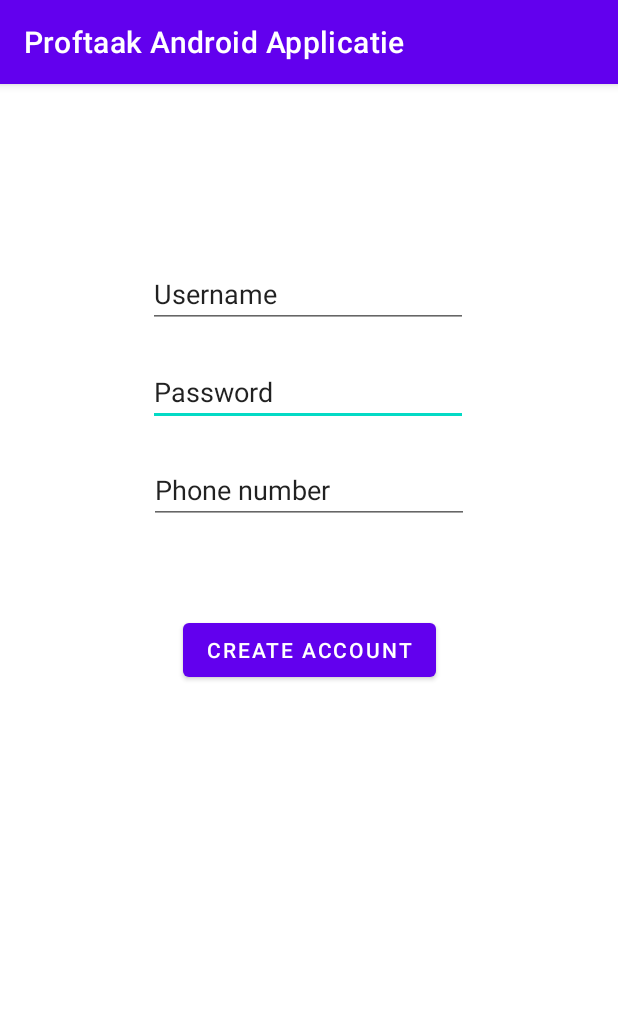
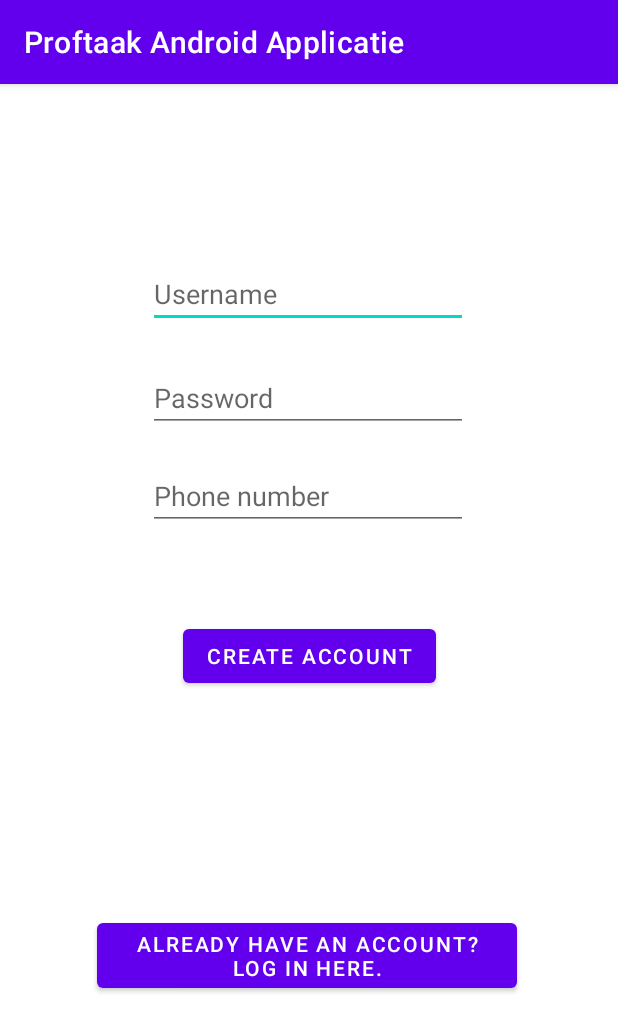
Before and after one commit to ebekoudijs/Proftaak_Android_Applicatie, an Android app: the screen it shows after launch (MainActivity), on a phone screen of 412 x 824 dp. Shown: the top 1032 px of the screen. Run offline under Robolectric (Android 15) with nearby library versions, the phone set to English and light mode, and no system bars.

Commit message:
login pagina toegevoegd, nog niet werkend met aapie

```diff
--- a/app/build.gradle
+++ b/app/build.gradle
@@ -38,4 +38,5 @@ dependencies {
     androidTestImplementation 'androidx.test.ext:junit:1.1.2'
     androidTestImplementation 'androidx.test.espresso:espresso-core:3.3.0'
     implementation 'com.google.code.gson:gson:2.8.6'
+    compileOnly 'com.google.android.wearable:wearable:2.6.0'
 }
--- a/app/src/main/AndroidManifest.xml
+++ b/app/src/main/AndroidManifest.xml
@@ -1,15 +1,25 @@
 <?xml version="1.0" encoding="utf-8"?>
 <manifest xmlns:android="http://schemas.android.com/apk/res/android"
     package="com.ebekoudijs.proftaakandroidapplicatie">
+
+    <uses-permission android:name="android.permission.WAKE_LOCK" />
+
+
+
     <uses-permission android:name="android.permission.INTERNET" />
+
     <application
-        android:networkSecurityConfig="@xml/network_security_config"
         android:allowBackup="true"
         android:icon="@mipmap/ic_launcher"
         android:label="@string/app_name"
+        android:networkSecurityConfig="@xml/network_security_config"
         android:roundIcon="@mipmap/ic_launcher_round"
         android:supportsRtl="true"
         android:theme="@style/Theme.ProftaakAndroidApplicatie">
+        <activity android:name=".Login"></activity>
+
+
+
         <activity android:name=".MainActivity">
             <intent-filter>
                 <action android:name="android.intent.action.MAIN" />
--- a/app/src/main/res/layout/activity_main.xml
+++ b/app/src/main/res/layout/activity_main.xml
@@ -17,25 +17,12 @@
         app:layout_constraintTop_toBottomOf="@+id/editTextPhoneNumber" />
 
     <EditText
-        android:id="@+id/editTextPassword"
-        android:layout_width="wrap_content"
-        android:layout_height="wrap_content"
-        android:layout_marginTop="20dp"
-        android:ems="10"
-        android:inputType="textPersonName"
-        android:text="Password"
-        app:layout_constraintEnd_toEndOf="parent"
-        app:layout_constraintHorizontal_bias="0.496"
-        app:layout_constraintStart_toStartOf="parent"
-        app:layout_constraintTop_toBottomOf="@+id/editTextUsername" />
-
-    <EditText
         android:id="@+id/editTextUsername"
         android:layout_width="wrap_content"
         android:layout_height="wrap_content"
         android:ems="10"
+        android:hint="Username"
         android:inputType="textPersonName"
-        android:text="Username"
         app:layout_constraintBottom_toBottomOf="parent"
         app:layout_constraintEnd_toEndOf="parent"
         app:layout_constraintHorizontal_bias="0.496"
@@ -49,10 +36,38 @@
         android:layout_height="wrap_content"
         android:layout_marginTop="20dp"
         android:ems="10"
+        android:hint="Phone number"
         android:inputType="textPersonName"
-        android:text="Phone number"
         app:layout_constraintEnd_toEndOf="parent"
+        app:layout_constraintHorizontal_bias="0.497"
         app:layout_constraintStart_toStartOf="parent"
         app:layout_constraintTop_toBottomOf="@+id/editTextPassword" />
 
+    <EditText
+        android:id="@+id/editTextPassword"
+        android:layout_width="wrap_content"
+        android:layout_height="wrap_content"
+        android:layout_marginTop="24dp"
+        android:ems="10"
+        android:hint="Password"
+        android:inputType="textPassword"
+        app:layout_constraintEnd_toEndOf="parent"
+        app:layout_constraintHorizontal_bias="0.497"
+        app:layout_constraintStart_toStartOf="parent"
+        app:layout_constraintTop_toBottomOf="@+id/editTextUsername" />
+
+    <Button
+        android:id="@+id/buttonToLogin"
+        android:layout_width="wrap_content"
+        android:layout_height="wrap_content"
+        android:layout_marginTop="148dp"
+        android:insetLeft="20dp"
+        android:insetRight="20dp"
+        android:text="already have an account? log in here."
+        app:iconPadding="10dp"
+        app:layout_constraintEnd_toEndOf="parent"
+        app:layout_constraintHorizontal_bias="0.489"
+        app:layout_constraintStart_toStartOf="parent"
+        app:layout_constraintTop_toBottomOf="@+id/buttonCreate" />
+
 </androidx.constraintlayout.widget.ConstraintLayout>
```
